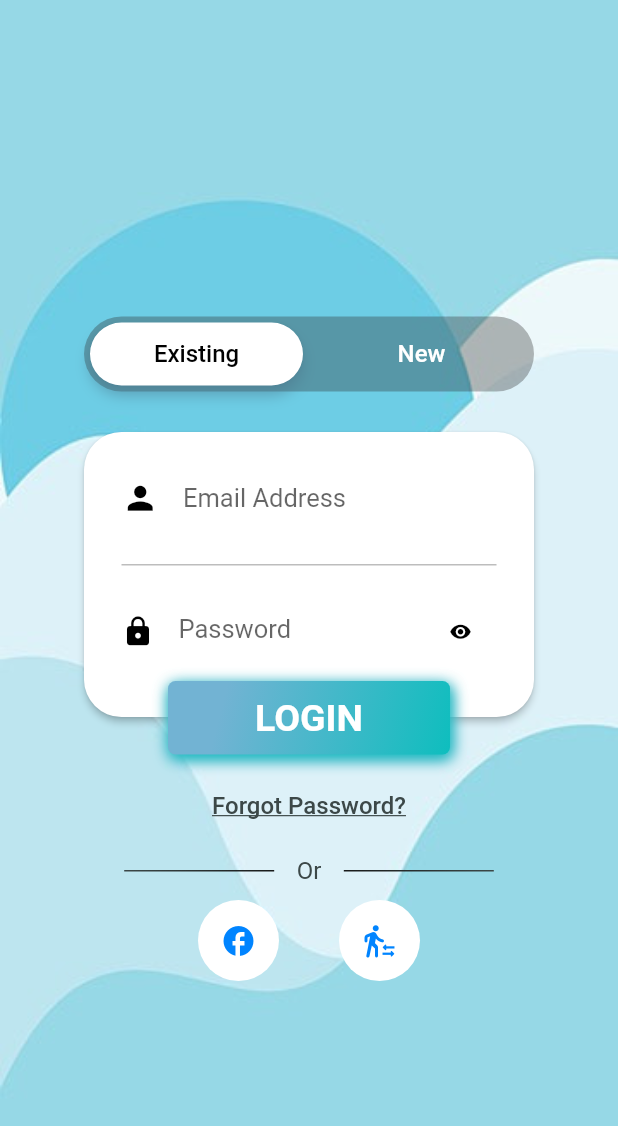
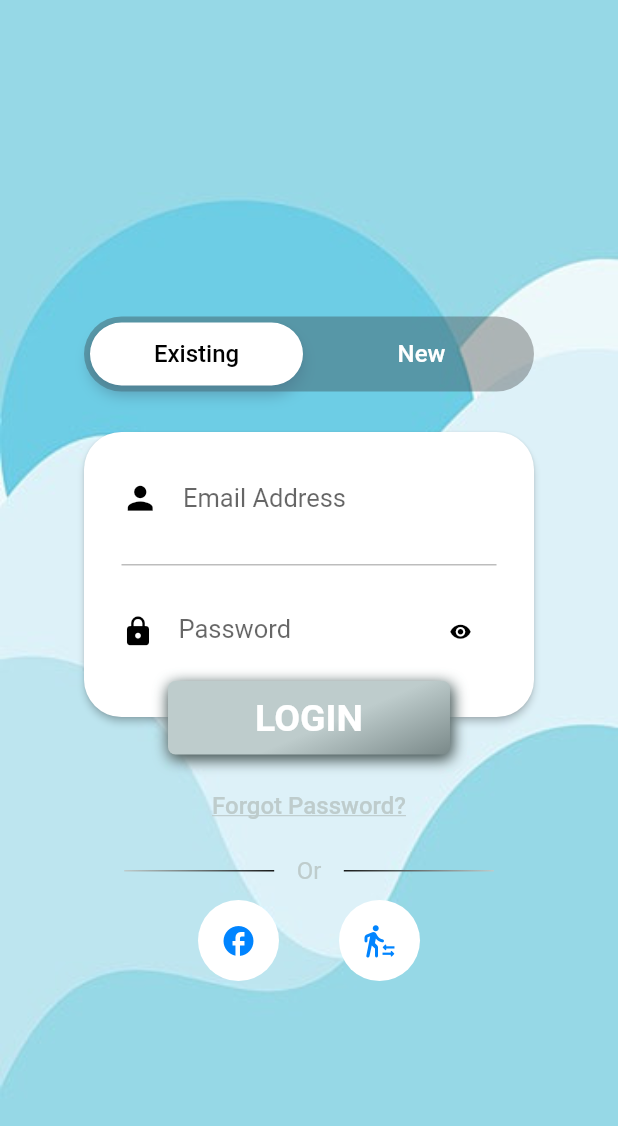
Before and after one commit to Rudy-Bug/ChatX, a Flutter app: the screen it shows after launch, on a phone screen of 412 x 824 dp. Shown: the top 1126 px of the screen. Run offline on Flutter 3.47's test engine with Material 2 defaults, Android fonts, the phone set to English and light mode, and no system bars; our stand-ins replace bloc, dio, equatable, flutter_bloc, fluttertoast, formz and 1 more.

Commit message:
update, solve evnt change color

```diff
--- a/chatting/lib/core/themes/constantColor.dart
+++ b/chatting/lib/core/themes/constantColor.dart
@@ -1,30 +1,43 @@
 // ignore: file_names
 import 'package:flutter/material.dart';
 
-
 import 'package:flutter/cupertino.dart';
 
-class AppColors{
-  static const Color greenLight_01 =  Color.fromARGB(255, 73, 219, 132) ;
-  static const Color white =  Color.fromARGB(255, 250, 250, 250) ;
-  static const Color blueLight_01 =  Color.fromARGB(255, 114, 179, 211) ;
-  static const Color blueLight_02  =  Color.fromARGB(255, 33, 136, 187) ;
-  static const Color whitePupble =  Color.fromARGB(255, 202, 191, 212) ;
-  static const Color blackKa =    Color.fromARGB(255, 33, 6, 58) ;
-  static const Color whiteGrey_01 =  Color.fromARGB(255, 220, 217, 217) ;
-  static const Color whiteBlue_21 =  Color.fromARGB(255, 52, 138, 199) ;
-  static const Color whiteMint_21 =  Color.fromARGB(255, 14, 190, 190)  ;
-  static const Color whiteMint_22 =  Color.fromARGB(255, 236, 255, 255)  ;
-  static const Color grey_001 =  Color.fromARGB(255, 60, 72, 72)  ;
-  static const Color black_001 =  Color.fromARGB(255, 24, 26, 26)  ;
-  static const Color mintBlue_001 =   Color.fromARGB(255, 163, 247, 247)  ;
-  static const Color snackBarColors =   Color.fromARGB(100, 50, 54, 54)  ;
+class AppColors {
+  static const Color greenLight_01 = Color.fromARGB(255, 73, 219, 132);
+  static const Color white = Color.fromARGB(255, 250, 250, 250);
+  static const Color blueLight_01 = Color.fromARGB(255, 114, 179, 211);
+  static const Color blueLight_02 = Color.fromARGB(255, 33, 136, 187);
+  static const Color whitePupble = Color.fromARGB(255, 202, 191, 212);
+  static const Color blackKa = Color.fromARGB(255, 33, 6, 58);
+  static const Color whiteGrey_01 = Color.fromARGB(255, 220, 217, 217);
+  static const Color whiteBlue_21 = Color.fromARGB(255, 52, 138, 199);
+  static const Color whiteMint_21 = Color.fromARGB(255, 14, 190, 190);
+  static const Color whiteMint_22 = Color.fromARGB(255, 236, 255, 255);
+  static const Color grey_001 = Color.fromARGB(255, 190, 204, 204);
+  static const Color grey_002 = Color.fromARGB(255, 62, 78, 78);
+  static const Color black_001 = Color.fromARGB(255, 24, 26, 26);
+  static const Color mintBlue_001 = Color.fromARGB(255, 163, 247, 247);
+  static const Color snackBarColors = Color.fromARGB(100, 50, 54, 54);
 
+  static LinearGradient linearStandard = const LinearGradient(
+      colors: <Color>[whiteBlue_21, whiteMint_21],
+      begin: FractionalOffset(0.2, 0.2),
+      end: FractionalOffset(1.0, 1.0),
+      stops: <double>[0.0, 1.0],
+      tileMode: TileMode.clamp);
 
-   static  LinearGradient linearStandard = const LinearGradient(
-    colors: <Color>[whiteBlue_21, whiteMint_21],
-    stops: <double>[0.0, 1.0],
-    begin: Alignment.topCenter,
-    end: Alignment.bottomCenter,
-  );
+    static LinearGradient buttonAssign = const LinearGradient(
+      colors: <Color>[whiteBlue_21, whiteMint_21],
+      begin: FractionalOffset(0.2, 0.2),
+      end: FractionalOffset(1.0, 1.0),
+      stops: <double>[0.0, 1.0],
+      tileMode: TileMode.clamp);
+
+        static LinearGradient buttonUnassign =  const LinearGradient(
+      colors: <Color>[whiteBlue_21, whiteMint_21],
+      begin: FractionalOffset(0.2, 0.2),
+      end: FractionalOffset(1.0, 1.0),
+      stops: <double>[0.0, 1.0],
+      tileMode: TileMode.clamp);
 }
--- a/chatting/lib/presentation/modules/loginPage/screen/signIn.dart
+++ b/chatting/lib/presentation/modules/loginPage/screen/signIn.dart
@@ -127,33 +127,7 @@
                   ),
                 ),
               ),
-              Container(
-                  margin: const EdgeInsets.only(top: 170.0),
-                  decoration: const BoxDecoration(
-                    borderRadius: BorderRadius.all(Radius.circular(5.0)),
-                    boxShadow: <BoxShadow>[
-                      BoxShadow(
-                        color: AppColors.blueLight_01,
-                        offset: Offset(1.0, 3.0),
-                        blurRadius: 8.0,
-                      ),
-                      BoxShadow(
-                        color: AppColors.whiteMint_21,
-                        offset: Offset(1.0, 3.0),
-                        blurRadius: 8.0,
-                      ),
-                    ],
-                    gradient: LinearGradient(
-                        colors: <Color>[
-                          AppColors.blueLight_01,
-                          AppColors.whiteMint_21
-                        ],
-                        begin: FractionalOffset(0.2, 0.2),
-                        end: FractionalOffset(1.0, 1.0),
-                        stops: <double>[0.0, 1.0],
-                        tileMode: TileMode.clamp),
-                  ),
-                  child: BlocBuilder<LoginBloc, LoginState>(
+              BlocBuilder<LoginBloc, LoginState>(
                 builder: (context, state) {
                   if (state.status.isFailure) {
                     Fluttertoast.showToast(
@@ -165,9 +139,38 @@
                         textColor: AppColors.white,
                         fontSize: 16.0);
                   }
-                      return MaterialButton(
+                  return Container(
+                    margin: const EdgeInsets.only(top: 170.0),
+                    decoration:  BoxDecoration(
+                      borderRadius: const BorderRadius.all(Radius.circular(5.0)),
+                      boxShadow: <BoxShadow>[
+                        BoxShadow(
+                          color:state.isValid ? AppColors.blueLight_01 : AppColors.grey_001 ,
+                          offset: const Offset(1.0, 3.0),
+                          blurRadius: 8.0,
+                        ),
+                        BoxShadow(
+                          color:state.isValid ? AppColors.whiteMint_21 : AppColors.grey_002,
+                          offset:const Offset(1.0, 3.0),
+                          blurRadius: 8.0,
+                        ),
+                      ],
+                      gradient: LinearGradient(
+                          colors: state.isValid ? <Color>[
+                            AppColors.blueLight_01,
+                            AppColors.whiteMint_21
+                          ] : <Color>[
+                            AppColors.grey_001,
+                            AppColors.grey_002
+                          ] ,
+                          begin:const FractionalOffset(0.8, 0.2),
+                          end: const FractionalOffset(1.0, 2),
+                          stops: const <double>[0.0, 1.0],
+                          tileMode: TileMode.clamp),
+                    ),
+                    child: MaterialButton(
                       highlightColor: Colors.transparent,
-                        splashColor:   AppColors.whiteMint_21 ,
+                      splashColor: state.isValid ? AppColors.whiteMint_21 : null ,
                       child: const Padding(
                         padding: EdgeInsets.symmetric(
                             vertical: 10.0, horizontal: 42.0),
@@ -185,9 +188,10 @@
                             cl1: loginEmailController,
                             cl2: loginPasswordController));
                       },
+                    ),
                   );
                 },
-                  ))
+              )
             ],
           ),
           Padding(
```
Lines whose indentation alone changed are shown as unchanged.
